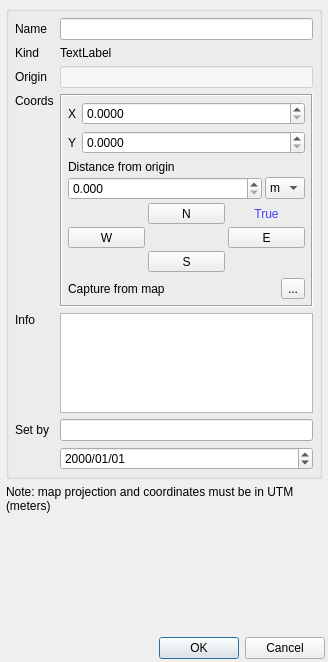
Old version of the form fdt_pindlg.ui in the repository ArthurLion97/fossildigtools.
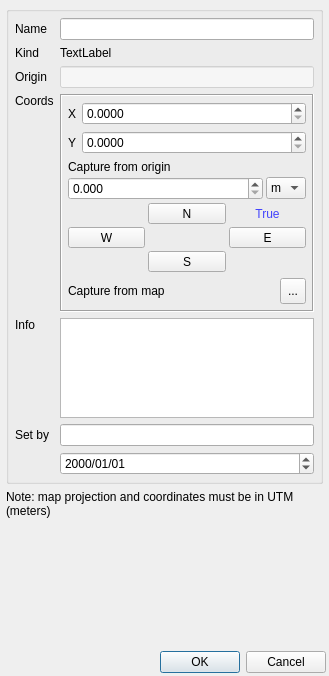
New version of the form. Icons and pictures are not drawn.

Patch:
```diff
--- a/fdt_pindlg.ui
+++ b/fdt_pindlg.ui
@@ -6,8 +6,8 @@
    <rect>
     <x>0</x>
     <y>0</y>
-    <width>328</width>
-    <height>662</height>
+    <width>329</width>
+    <height>676</height>
    </rect>
   </property>
   <property name="minimumSize">
@@ -36,8 +36,8 @@
        <rect>
         <x>0</x>
         <y>0</y>
-        <width>316</width>
-        <height>611</height>
+        <width>317</width>
+        <height>625</height>
        </rect>
       </property>
       <layout class="QVBoxLayout" name="verticalLayout_3">
@@ -252,7 +252,7 @@
                 <item row="0" column="0" colspan="3">
                  <widget class="QLabel" name="label_10">
                   <property name="text">
-                   <string>Distance from origin</string>
+                   <string>Capture from origin</string>
                   </property>
                  </widget>
                 </item>
@@ -379,10 +379,16 @@
                </item>
                <item>
                 <widget class="QToolButton" name="capturePinBtn">
+                 <property name="minimumSize">
+                  <size>
+                   <width>26</width>
+                   <height>26</height>
+                  </size>
+                 </property>
                  <property name="maximumSize">
                   <size>
-                   <width>24</width>
-                   <height>24</height>
+                   <width>26</width>
+                   <height>26</height>
                   </size>
                  </property>
                  <property name="text">
```
